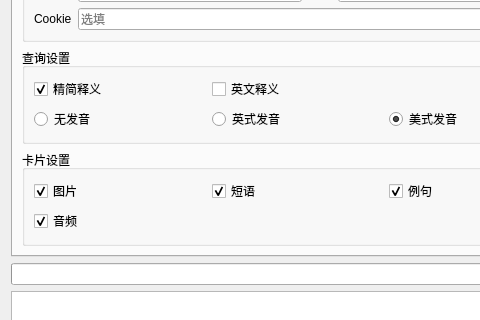
The window that addon/UIForm/mainUI.ui (lixvbnet/Dict2Anki) describes before a commit, drawn with Qt 5; both pictures show x 0 to 480 and y 119 to 439 of the 595 by 536 pixel window.
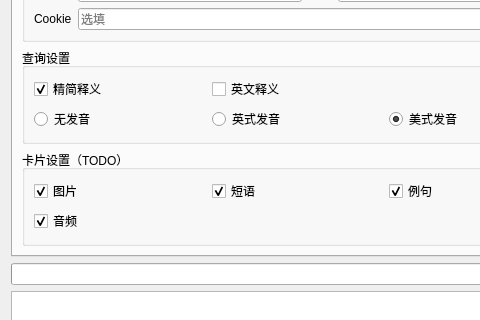
The same window after the commit. The open tabs and pages were chosen to show the change.

Diff of the .ui file:
```diff
--- a/addon/UIForm/mainUI.ui
+++ b/addon/UIForm/mainUI.ui
@@ -330,7 +330,7 @@
        <item row="2" column="0" colspan="2">
         <widget class="QGroupBox" name="cardConfigGroupBox">
          <property name="title">
-          <string>卡片设置</string>
+          <string>卡片设置（TODO）</string>
          </property>
          <layout class="QGridLayout" name="gridLayout_6">
           <item row="0" column="2">
```
